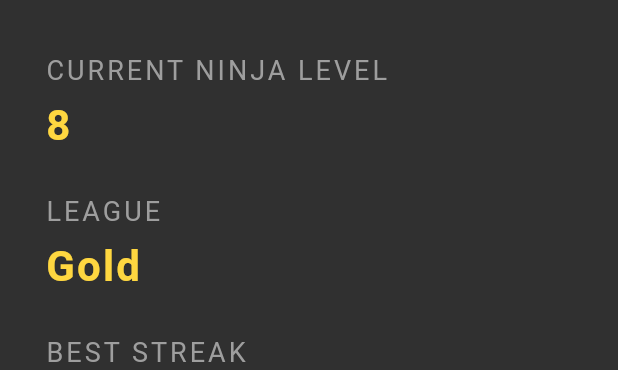
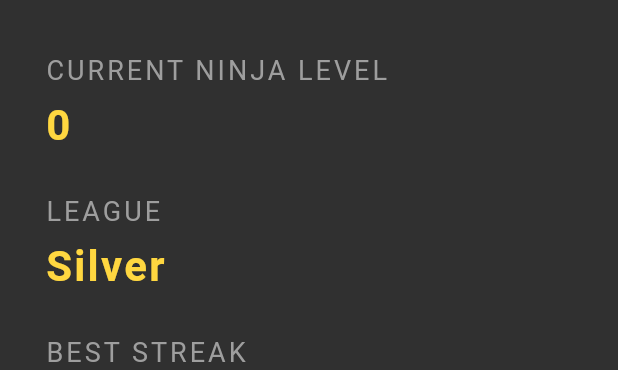
Before and after one commit to ShresthaUtsav03/righter, a Flutter app: the Profile widget shown alone on an empty page, opened directly with empty values, on a phone screen of 412 x 824 dp. Shown: the part 367-737 px from the top of the screen. Run offline on Flutter 3.47's test engine with Material 2 defaults, Android fonts, the phone set to English and light mode, and no system bars; our stand-ins replace cloud_firestore, firebase_auth, firebase_core, flutter_spinkit; missing offline and left inert: animated_button; accounts and stored records are empty.

Commit message:
mid term commit

```diff
--- a/lib/screens/home/profile.dart
+++ b/lib/screens/home/profile.dart
@@ -1,14 +1,15 @@
 import 'package:firebase_auth/firebase_auth.dart';
 import 'package:flutter/material.dart';
-import 'package:righter/services/auth.dart';
+import 'package:righter/services/authentication/auth.dart';
 import 'package:righter/services/database/database.dart';
 
 class Profile extends StatefulWidget {
   final String username;
   final String uid;
   final int streak;
+  final int level;
 
-  Profile({this.streak, this.username, this.uid});
+  Profile({this.level, this.streak, this.username, this.uid});
   @override
   _ProfileState createState() => _ProfileState();
 }
@@ -75,6 +76,20 @@ class _ProfileState extends State<Profile> {
           });
     }
 
+    String _getLeague(level) {
+      if (level <= 10) {
+        return 'Silver';
+      } else if (level <= 20) {
+        return 'Gold';
+      } else if (level <= 30) {
+        return 'Platinum';
+      } else if (level <= 40) {
+        return 'Diamond';
+      } else {
+        return 'God';
+      }
+    }
+
     return SingleChildScrollView(
       child: Container(
         child: Padding(
@@ -129,7 +144,7 @@ class _ProfileState extends State<Profile> {
               ),
               SizedBox(height: 10.0),
               Text(
-                '8',
+                widget.level.toString(),
                 style: Theme.of(context).textTheme.headline4,
               ),
               SizedBox(height: 30.0),
@@ -142,7 +157,7 @@ class _ProfileState extends State<Profile> {
               ),
               SizedBox(height: 10.0),
               Text(
-                'Gold',
+                _getLeague(widget.level),
                 style: Theme.of(context).textTheme.headline4,
               ),
               SizedBox(height: 30.0),
```
